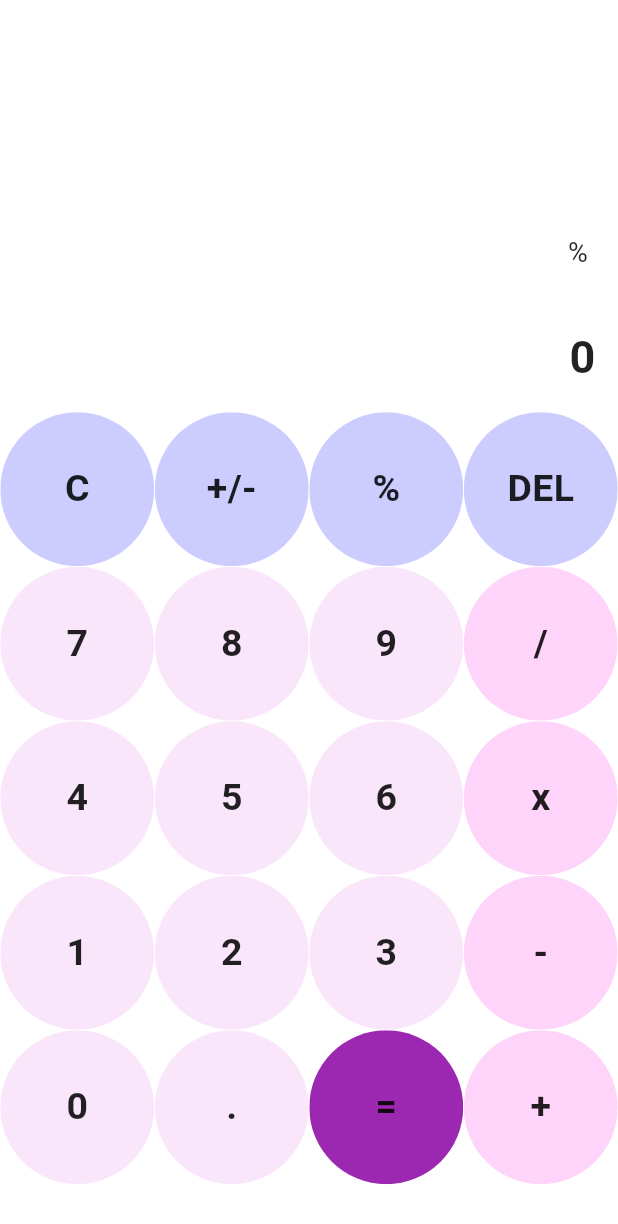
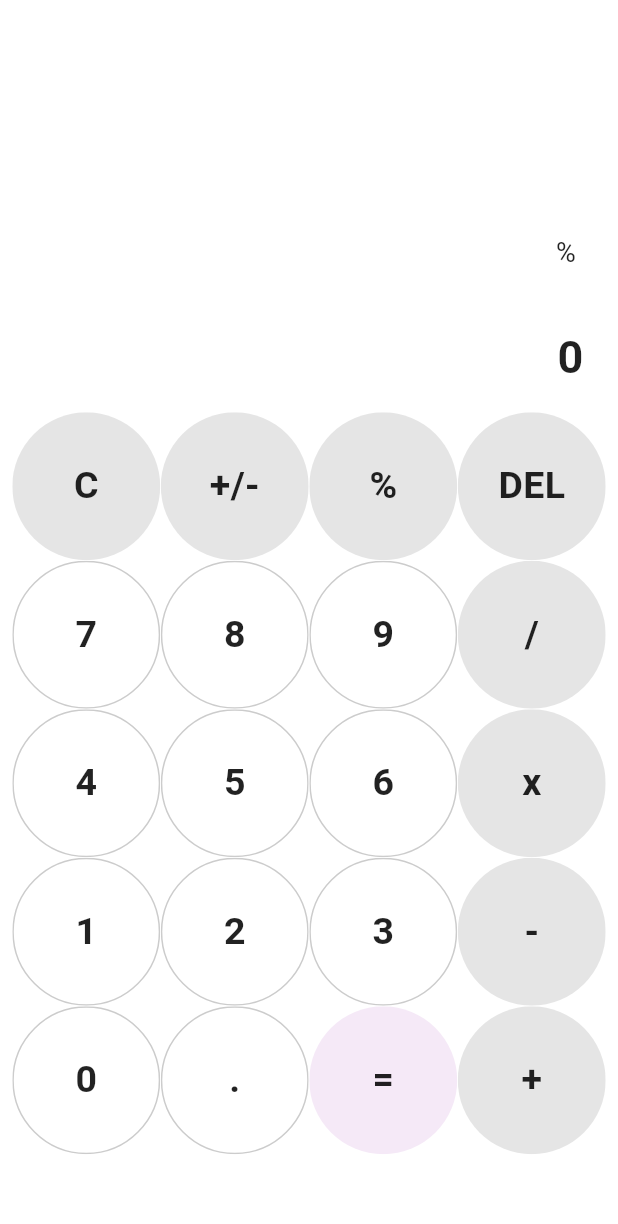
Before and after one commit to soaresg/flutter_calculator, a Flutter app: the screen it shows after launch, after a tap on an icon or button, on a phone screen of 412 x 824 dp. Shown: the top 1224 px of the screen. Run offline on Flutter 3.47's test engine with Material 3 defaults, Android fonts, the phone set to English and light mode, and no system bars; our stand-ins replace math_expressions.

Commit message:
feat: final layout ajustments

```diff
--- a/lib/colors.dart
+++ b/lib/colors.dart
@@ -18,15 +18,13 @@ class ThemeColors {
     background = isDarkTheme ? Colors.white12 : Colors.white;
     textColor = isDarkTheme ? Colors.white : Colors.black87;
     buttonTextColor = isDarkTheme ? Colors.white : Colors.black87;
-    numberButtonColor = isDarkTheme
-        ? const Color.fromRGBO(250, 230, 250, 1)
-        : const Color.fromRGBO(250, 230, 250, 1);
+    numberButtonColor = Colors.transparent;
     operatorButtonColor = isDarkTheme
-        ? const Color.fromRGBO(255, 212, 250, 1)
-        : const Color.fromRGBO(255, 212, 250, 1);
+        ? Colors.white.withOpacity(0.1)
+        : Colors.black.withOpacity(0.1);
     functionButtonColor = isDarkTheme
-        ? const Color.fromRGBO(204, 204, 255, 1)
-        : const Color.fromRGBO(204, 204, 255, 1);
-    equalButtonColor = Colors.purple;
+        ? Colors.white.withOpacity(0.1)
+        : Colors.black.withOpacity(0.1);
+    equalButtonColor = Colors.purple.withOpacity(isDarkTheme ? 0.5 : 0.1);
   }
 }
--- a/lib/custom_button.dart
+++ b/lib/custom_button.dart
@@ -4,13 +4,15 @@ class CustomButton extends StatelessWidget {
   const CustomButton({
     super.key,
     required this.color,
+    required this.isNumber,
     required this.textColor,
     required this.buttonText,
     required this.buttonTapped,
   });
 
-  final Color? color;
-  final Color? textColor;
+  final Color color;
+  final bool isNumber;
+  final Color textColor;
   final String buttonText;
   final Function()? buttonTapped;
 
@@ -24,6 +26,10 @@ class CustomButton extends StatelessWidget {
           child: Container(
             decoration: BoxDecoration(
               borderRadius: const BorderRadius.all(Radius.circular(100)),
+              border: Border.all(
+                  color: isNumber
+                      ? textColor.withOpacity(0.2)
+                      : Colors.transparent),
               color: color,
             ),
             child: Center(
--- a/lib/home_page.dart
+++ b/lib/home_page.dart
@@ -25,7 +25,9 @@ class _HomePageState extends State<HomePage> {
   Widget build(BuildContext context) {
     return Scaffold(
       backgroundColor: colors.background,
-      body: Column(
+      body: Padding(
+        padding: const EdgeInsets.symmetric(horizontal: 8.0),
+        child: Column(
           children: <Widget>[
             Expanded(
               child: Column(
@@ -78,6 +80,7 @@ class _HomePageState extends State<HomePage> {
                   if (isFunction) {
                     return CustomButton(
                       color: colors.functionButtonColor,
+                      isNumber: false,
                       textColor: colors.buttonTextColor,
                       buttonText: controller.labels[index],
                       buttonTapped: () =>
@@ -86,6 +89,7 @@ class _HomePageState extends State<HomePage> {
                   } else if (controller.labels[index] == '=') {
                     return CustomButton(
                       color: colors.equalButtonColor,
+                      isNumber: false,
                       textColor: colors.buttonTextColor,
                       buttonText: controller.labels[index],
                       buttonTapped: () => controller.equalPressed(),
@@ -96,6 +100,7 @@ class _HomePageState extends State<HomePage> {
                     color: isOperator
                         ? colors.operatorButtonColor
                         : colors.numberButtonColor,
+                    isNumber: !isOperator,
                     textColor: colors.buttonTextColor,
                     buttonText: controller.labels[index],
                     buttonTapped: () =>
@@ -106,6 +111,7 @@ class _HomePageState extends State<HomePage> {
             ),
           ],
         ),
+      ),
     );
   }
 }
--- a/pubspec.yaml
+++ b/pubspec.yaml
@@ -5,7 +5,7 @@ publish_to: 'none' # Remove this line if you wish to publish to pub.dev
 version: 1.0.0+1
 
 environment:
-  sdk: '>=3.3.3 <4.0.0'
+  sdk: '>=3.0.1 <4.0.0'
 
 dependencies:
   flutter:
```
Also changed, not shown: pubspec.lock. Lines whose indentation alone changed are shown as unchanged.
